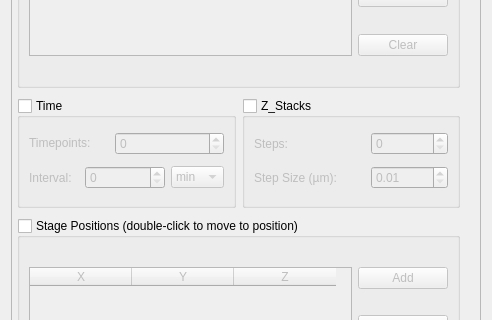
Qt form micromanager_gui/_ui/multid_gui.ui (pymmcore-plus/napari-micromanager) before a commit; both pictures show x 0 to 492 and y 257 to 577 of the 492 by 747 pixel window.
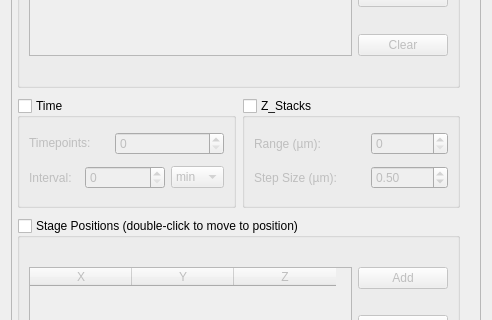
The same form after that commit.

```diff
--- a/micromanager_gui/_ui/multid_gui.ui
+++ b/micromanager_gui/_ui/multid_gui.ui
@@ -39,8 +39,8 @@
        <rect>
         <x>0</x>
         <y>0</y>
-        <width>481</width>
-        <height>671</height>
+        <width>478</width>
+        <height>656</height>
        </rect>
       </property>
       <layout class="QGridLayout" name="gridLayout_6">
@@ -410,11 +410,20 @@
              </size>
             </property>
             <property name="minimum">
-             <double>0.010000000000000</double>
+             <double>0.050000000000000</double>
             </property>
             <property name="maximum">
              <double>10000.000000000000000</double>
             </property>
+            <property name="singleStep">
+             <double>0.050000000000000</double>
+            </property>
+            <property name="stepType">
+             <enum>QAbstractSpinBox::AdaptiveDecimalStepType</enum>
+            </property>
+            <property name="value">
+             <double>0.500000000000000</double>
+            </property>
            </widget>
           </item>
           <item row="1" column="0" colspan="2">
@@ -470,7 +479,7 @@
              </size>
             </property>
             <property name="text">
-             <string>Steps:</string>
+             <string>Range (µm):</string>
             </property>
            </widget>
           </item>
```
Left out of the diff: 2 changed lines with no effect on the pictures.
